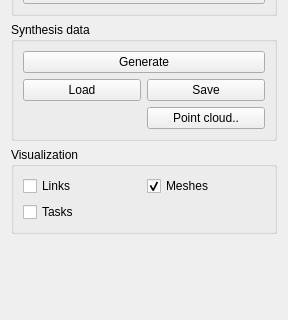
Above: topo-blend/topo_blend_widget.ui from ialhashim/topo-blend before the change; both pictures show x 0 to 288 and y 381 to 701 of the 288 by 701 pixel window. Below: the same form after it.
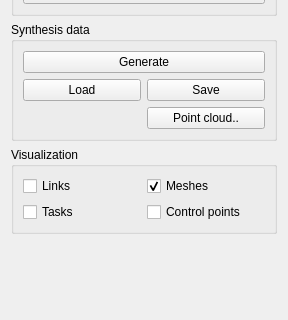
That is the form after the change. Icons and pictures are not drawn.

```diff
--- a/topo-blend/topo_blend_widget.ui
+++ b/topo-blend/topo_blend_widget.ui
@@ -360,6 +360,16 @@
         </attribute>
        </widget>
       </item>
+      <item row="1" column="1">
+       <widget class="QCheckBox" name="showCtrlPts">
+        <property name="text">
+         <string>Control points</string>
+        </property>
+        <attribute name="buttonGroup">
+         <string notr="true">vizButtonGroup</string>
+        </attribute>
+       </widget>
+      </item>
      </layout>
     </widget>
    </item>
```
Left out of the diff: 6 changed lines with no effect on the pictures.
